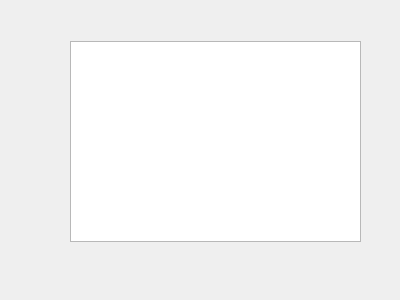
First picture: the form in animation.ui, repository Microvolnovochka/Diplom, before the edit.
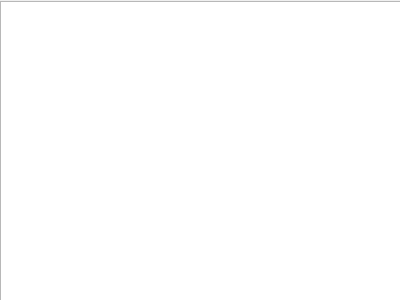
Second picture: the form after the edit.

The edit to the form file:
```diff
--- a/animation.ui
+++ b/animation.ui
@@ -16,12 +16,18 @@
   <widget class="QGraphicsView" name="view">
    <property name="geometry">
     <rect>
-     <x>70</x>
-     <y>41</y>
-     <width>291</width>
-     <height>201</height>
+     <x>0</x>
+     <y>1</y>
+     <width>401</width>
+     <height>301</height>
     </rect>
    </property>
+   <property name="sizePolicy">
+    <sizepolicy hsizetype="Expanding" vsizetype="Expanding">
+     <horstretch>0</horstretch>
+     <verstretch>0</verstretch>
+    </sizepolicy>
+   </property>
   </widget>
  </widget>
  <resources/>
```
